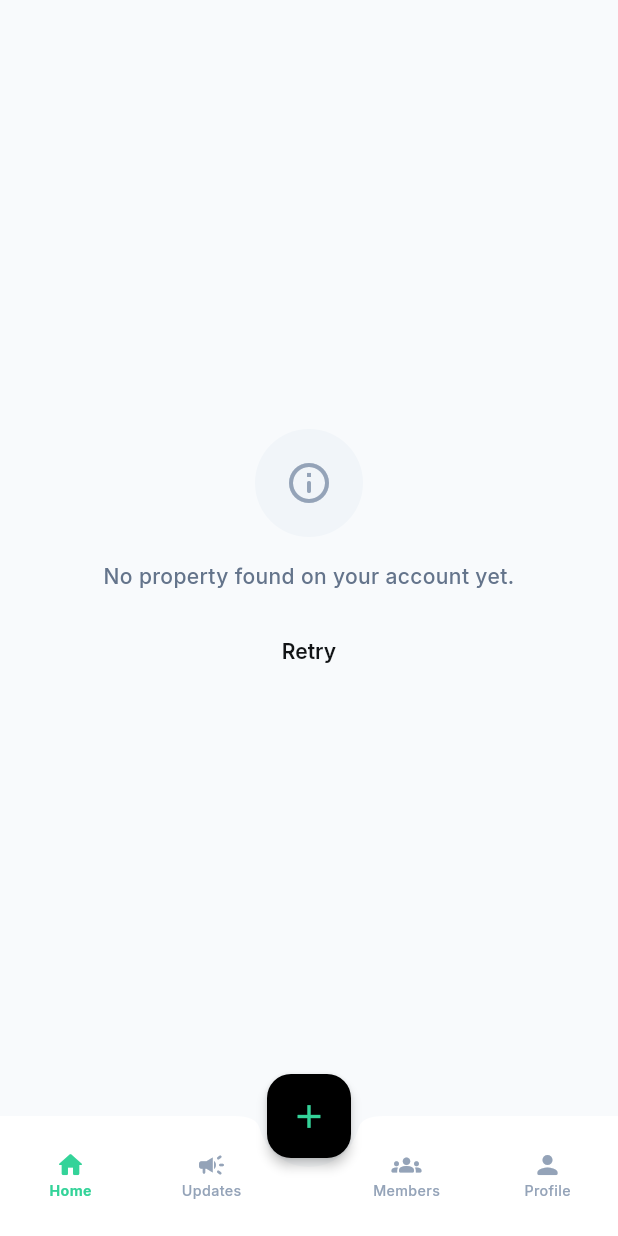
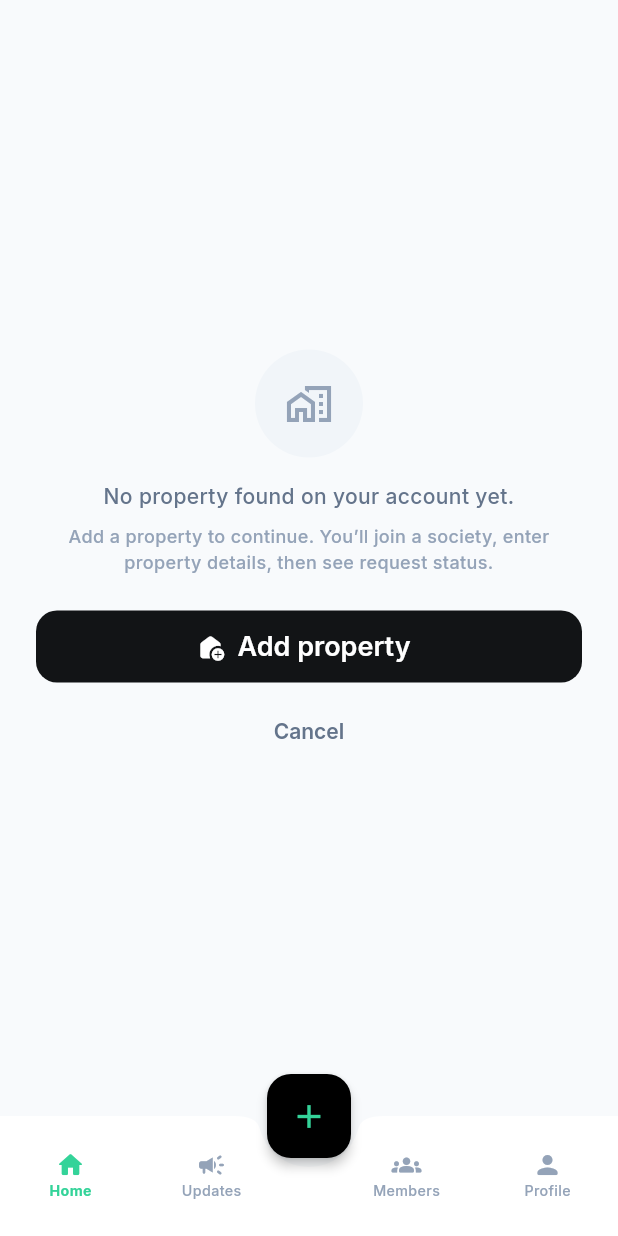
Before and after one commit to student-air/apart_mate, a Flutter app: the DashboardView screen opened by its route, on a phone screen of 412 x 824 dp. Run offline on Flutter 3.47's test engine with Material 3 defaults, Android fonts, the phone set to English and light mode, and no system bars; our stand-ins replace get, google_fonts, image_picker, lottie, shimmer, timeago; accounts and stored records are empty; statements that could not run were skipped; project files that could hold a hidden picture were left out.

```diff
--- a/lib/presentation/dashboard/views/dashboard_view.dart
+++ b/lib/presentation/dashboard/views/dashboard_view.dart
@@ -118,7 +118,7 @@
                 shape: BoxShape.circle,
               ),
               child: const Icon(
-                Icons.info_outline_rounded,
+                Icons.home_work_outlined,
                 size: 32,
                 color: AppColors.textMuted,
               ),
@@ -131,15 +131,55 @@
               ),
               textAlign: TextAlign.center,
             ),
-            const SizedBox(height: AppDimens.space16),
-            TextButton(onPressed: onRetry, child: const Text('Retry')),
+            const SizedBox(height: AppDimens.space8),
+            Text(
+              'Add a property to continue. You’ll join a society, enter property details, then see request status.',
+              style: AppTextStyles.bodySmall.copyWith(
+                color: AppColors.textMuted,
+              ),
+              textAlign: TextAlign.center,
+            ),
+            const SizedBox(height: AppDimens.space24),
+
+            // Only this primary action
+            SizedBox(
+              width: double.infinity,
+              height: 48,
+              child: ElevatedButton.icon(
+                onPressed: () => Get.toNamed(AppRoutes.joinSociety),
+                icon: const Icon(Icons.add_home_rounded, size: 20),
+                label: const Text('Add property'),
+                style: ElevatedButton.styleFrom(
+                  backgroundColor: AppColors.primaryDark,
+                  foregroundColor: Colors.white,
+                  elevation: 0,
+                  shape: RoundedRectangleBorder(
+                    borderRadius: BorderRadius.circular(14),
+                  ),
+                ),
+              ),
+            ),
+            const SizedBox(height: 8),
+
+            // Optional cancel / dismiss
+            TextButton(
+              onPressed: () {
+                // Stay on dashboard (or use Get.back() if this was opened on top)
+                onRetry();
+              },
+              child: Text(
+                'Cancel',
+                style: AppTextStyles.labelLarge.copyWith(
+                  color: AppColors.textSecondary,
+                ),
+              ),
+            ),
           ],
         ),
       ),
     );
   }
 }
-
 // ─────────────────────────────────────────────────────────────────────────────
 // Owner Dashboard
 // ─────────────────────────────────────────────────────────────────────────────
--- a/lib/presentation/join_society/controllers/join_society_controller.dart
+++ b/lib/presentation/join_society/controllers/join_society_controller.dart
@@ -80,10 +80,10 @@
       await _societyRepository.joinSociety(userId: user.id, societyId: matchedSociety.id);
       AppSnackbar.success('Request sent', 'Your request to join ${matchedSociety.name} was submitted');
 
-      if (user.role == 'tenant') {
-        Get.offNamed(AppRoutes.requeststatus, arguments: matchedSociety.id);
+      if (user.role == 'tenant' || user.role == 'owner') {
+        Get.offNamed(AppRoutes.propertyDetails, arguments: matchedSociety.id);
       } else {
-        Get.offNamed(AppRoutes.propertyDetails, arguments: matchedSociety.id);
+        AppSnackbar.info('Next step', 'Please select your role to continue');
       }
     } finally {
       isJoining.value = false;
```
Also changed, not shown: lib/core/utils/app_navigation.dart (+5 -12 lines), lib/data/repositories/local_tenant_repository.dart (+21 -0 lines), lib/domain/repositories/i_tenant_repository.dart (+9 -0 lines), lib/presentation/tenant_confirm/controllers/tenant_confirm_controller.dart (+9 -0 lines), lib/presentation/tenant_dashboard/controllers/tenant_dashboard_controller.dart (+16 -3 lines).
